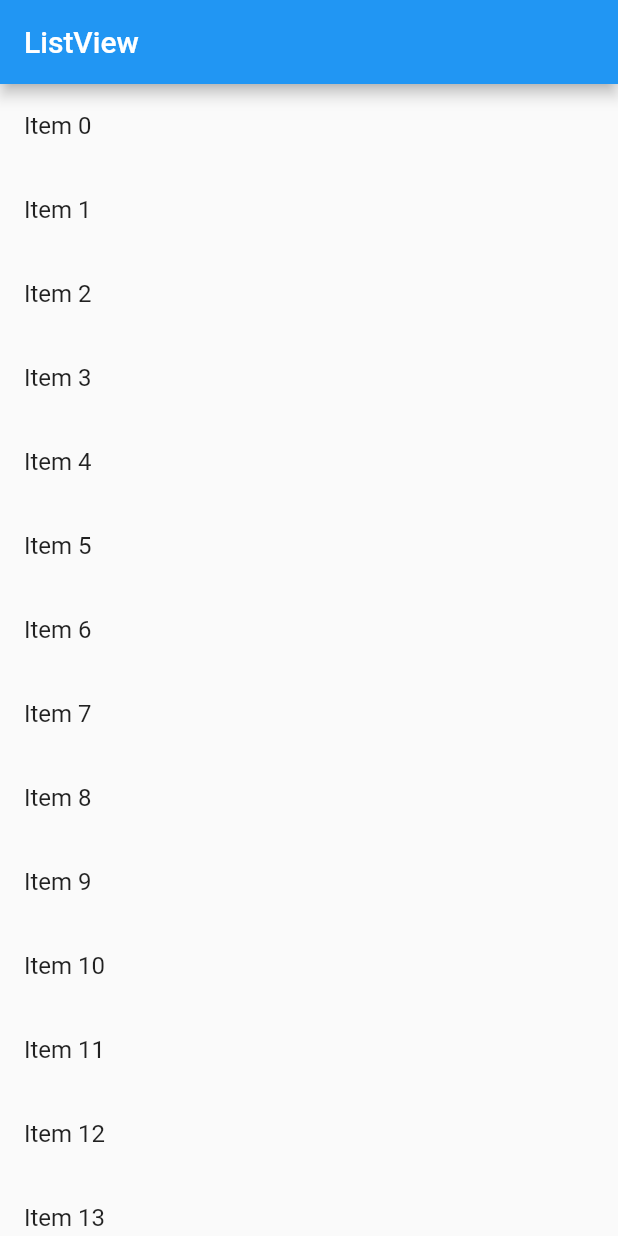
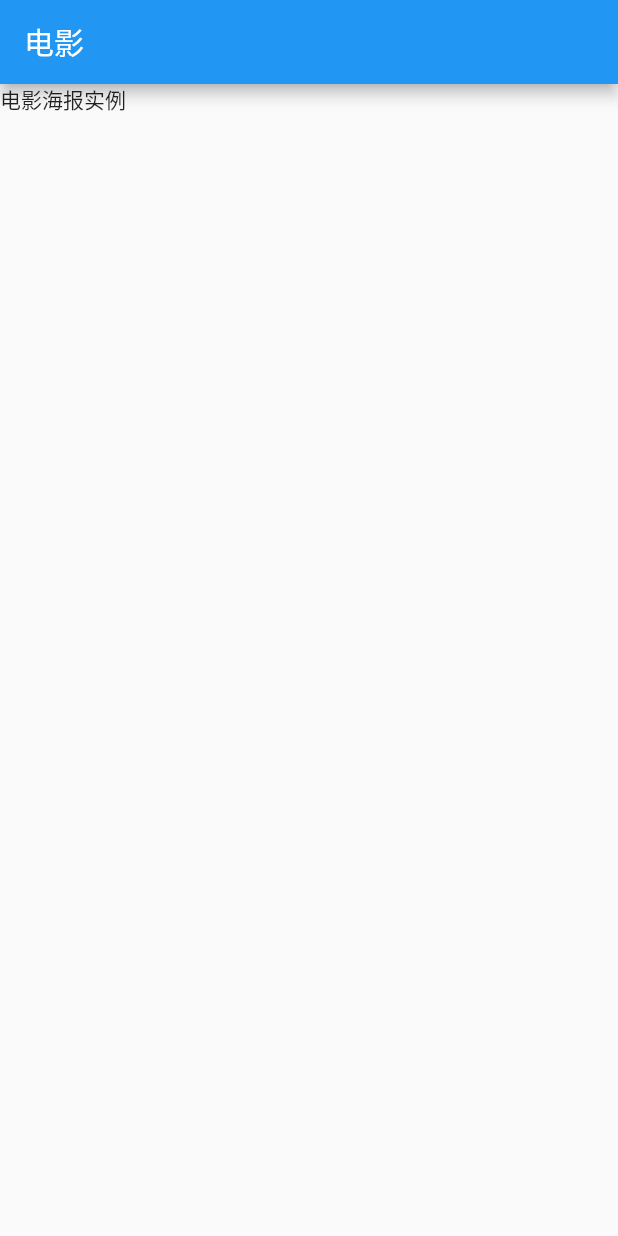
Before and after one commit to pvphero/flutter_app, a Flutter app: the screen it shows after launch, on a phone screen of 412 x 824 dp. Run offline on Flutter 3.47's test engine with Material 2 defaults, Android fonts, the phone set to English and light mode, and no system bars.

Commit message:
appbar的效果

```diff
--- a/lib/main.dart
+++ b/lib/main.dart
@@ -1,36 +1,17 @@
-import 'package:flutter/material.dart';
-import 'package:english_words/english_words.dart';
 import 'package:flutter/material.dart';
 
-/**
- * (=> 当行行数的简写
- */
-void main() {
-  runApp(
-      MyApp(items: new List<String>.generate(1000, (index) => "Item $index")));
-}
+void main() => runApp(MyApp());
 
 class MyApp extends StatelessWidget {
-  final List<String> items;
-
-  MyApp({Key key, @required this.items}) : super(key: key);
-
   @override
   Widget build(BuildContext context) {
     return MaterialApp(
-      title: 'Flutter Demo',
+      title: '电影海报',
       home: Scaffold(
-        appBar: new AppBar(
-          title: new Text('ListView'),
+        appBar: AppBar(
+          title: Text("电影"),
         ),
-        body: new ListView.builder(
-          itemCount: items.length,
-          itemBuilder: (context, index) {
-            return new ListTile(
-              title: new Text('${items[index]}'),
-            );
-          },
-        ),
+        body: new Text('电影海报实例'),
       ),
     );
   }
```
